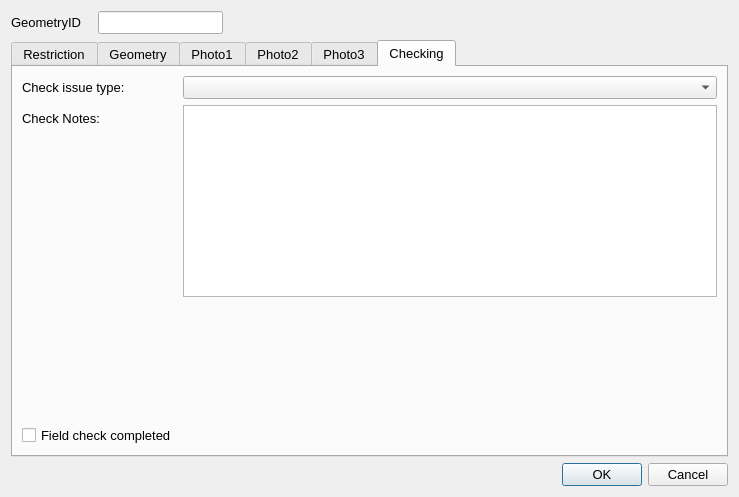
Before: the Qt Designer form ui/CrossingPoints.ui in tlh22/demandForm, drawn with Qt 5.
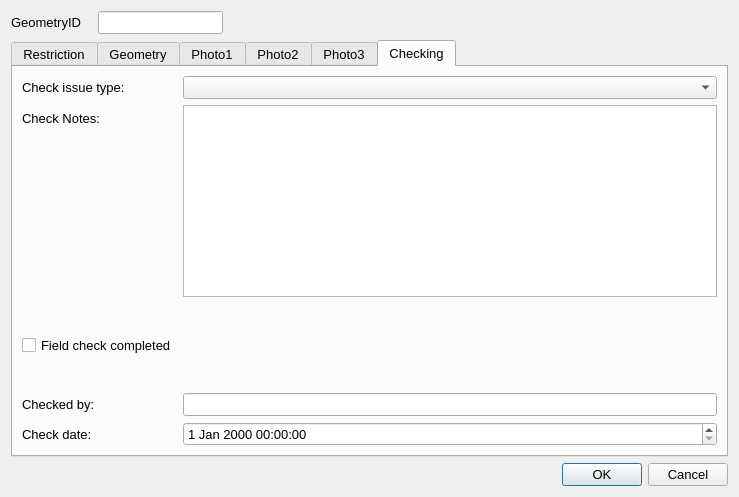
After: the same form once the commit is applied. The open tabs and pages were chosen to show the change. Icons and pictures are not drawn.

Commit message: gnss point and changes to forms

Diff of the .ui file:
```diff
--- a/ui/CrossingPoints.ui
+++ b/ui/CrossingPoints.ui
@@ -526,6 +526,39 @@
          </property>
         </spacer>
        </item>
+       <item row="7" column="0">
+        <widget class="QLabel" name="label_6">
+         <property name="text">
+          <string>Check date:</string>
+         </property>
+        </widget>
+       </item>
+       <item row="4" column="0">
+        <spacer name="verticalSpacer_3">
+         <property name="orientation">
+          <enum>Qt::Vertical</enum>
+         </property>
+         <property name="sizeHint" stdset="0">
+          <size>
+           <width>20</width>
+           <height>10</height>
+          </size>
+         </property>
+        </spacer>
+       </item>
+       <item row="6" column="0">
+        <widget class="QLabel" name="label_3">
+         <property name="text">
+          <string>Checked by:</string>
+         </property>
+        </widget>
+       </item>
+       <item row="7" column="1">
+        <widget class="QDateTimeEdit" name="Last_MHTC_Check_UpdateDateTime"/>
+       </item>
+       <item row="6" column="1">
+        <widget class="QLineEdit" name="Last_MHTC_Check_UpdatePerson"/>
+       </item>
       </layout>
      </widget>
     </widget>
```
The commit also changes 38 other files.
